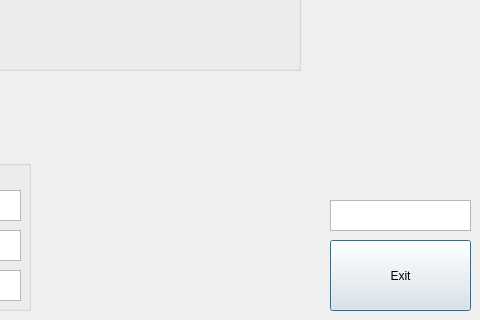
Old version of the form software/Linux/Flugbahnberechnung/frm_object_tracking.ui in the repository SevFle/Flugbahnberechnung; both pictures show x 800 to 1280 and y 420 to 740 of the 1280 by 740 pixel window.
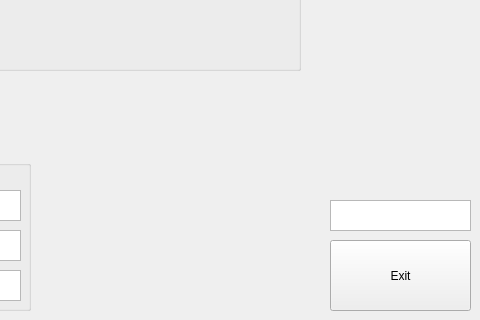
New version of the form.

Commit message: Changed QDialog to QWindow

```diff
--- a/software/Linux/Flugbahnberechnung/frm_object_tracking.ui
+++ b/software/Linux/Flugbahnberechnung/frm_object_tracking.ui
@@ -1,7 +1,7 @@
 <?xml version="1.0" encoding="UTF-8"?>
 <ui version="4.0">
  <class>C_frm_object_tracking</class>
- <widget class="QDialog" name="C_frm_object_tracking">
+ <widget class="QMainWindow" name="C_frm_object_tracking">
   <property name="geometry">
    <rect>
     <x>0</x>
@@ -13,6 +13,7 @@
   <property name="windowTitle">
    <string>Dialog</string>
   </property>
+  <widget class="QWidget" name="centralwidget">
   <widget class="QPushButton" name="bt_exit">
    <property name="geometry">
     <rect>
@@ -320,6 +321,7 @@
     <string>Thread running</string>
    </property>
   </widget>
+ </widget>
  </widget>
  <resources/>
  <connections/>
```
The commit also changes 23 other files.
